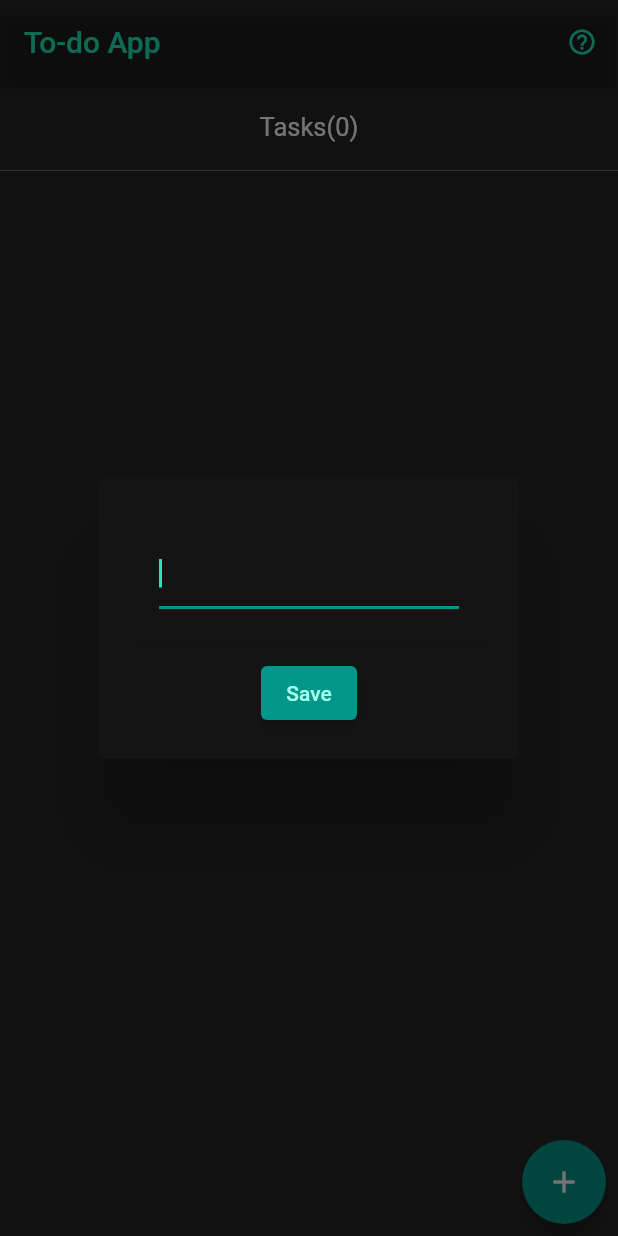
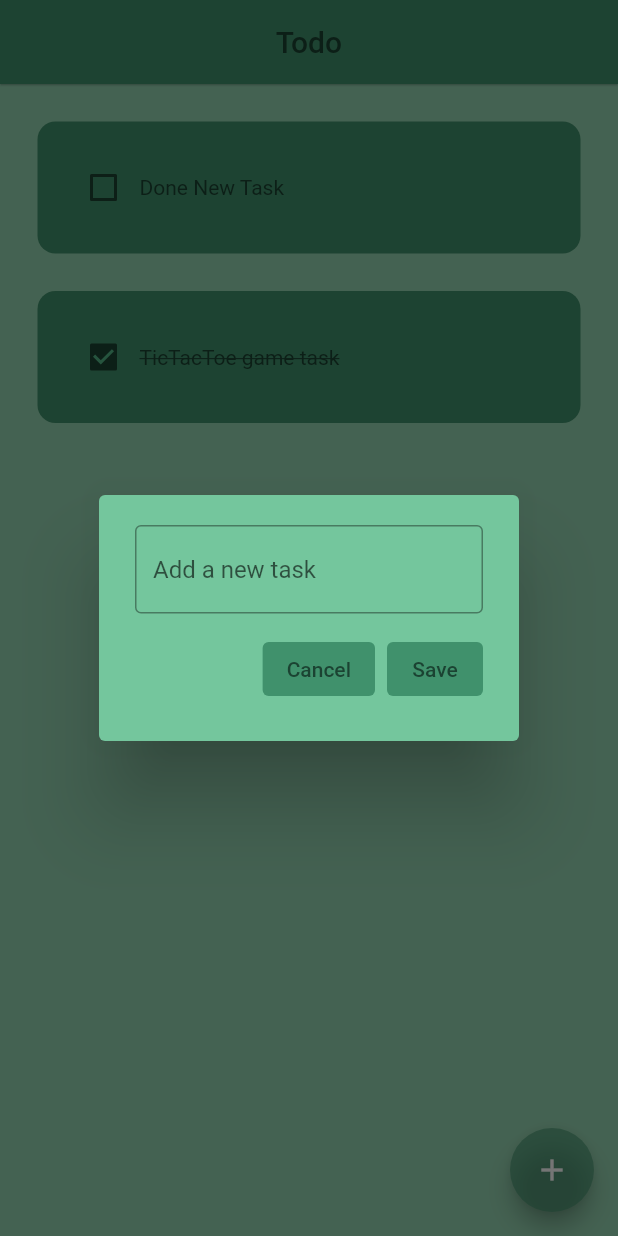
Before and after one commit to abin-ps/Todo-App, a Flutter app: the screen it shows after launch, after a tap on the "add" icon, on a phone screen of 412 x 824 dp. Run offline on Flutter 3.47's test engine with Material 2 defaults, Android fonts, the phone set to English and light mode, and no system bars.

Commit message:
New UI update

```diff
--- a/lib/main.dart
+++ b/lib/main.dart
@@ -1,22 +1,20 @@
 import 'package:flutter/material.dart';
-import 'package:todo_app/pages/homePage.dart';
+import 'package:todo_app/view/task_page.dart';
+import 'package:todo_app/themes/theme.dart';
 
 void main() {
-  runApp(TodoApp());
+  runApp(const TodoApp());
 }
 
+// Todo App
 class TodoApp extends StatelessWidget {
   const TodoApp({super.key});
 
   @override
   Widget build(BuildContext context) {
     return MaterialApp(
-        theme: ThemeData(
-          primarySwatch: Colors.teal,
-          primaryColor: Colors.teal.shade400,
-          //backgroundColor: Color.fromARGB(221, 5, 5, 5),
-        ),
-        debugShowCheckedModeBanner: false,
-        home: HomePage());
+      theme: ThemeData(primarySwatch: secColor),
+      home:  TaskPage(),
+    );
   }
 }
--- a/lib/pages/homePage.dart
+++ /dev/null
@@ -1,74 +0,0 @@
-import 'package:flutter/material.dart';
-import 'package:todo_app/widgets/taskList.dart';
-
-class HomePage extends StatefulWidget {
-  const HomePage({super.key});
-
-  @override
-  State<HomePage> createState() => _HomePageState();
-}
-
-class _HomePageState extends State<HomePage> {
-  int count = 0;
-  @override
-  Color _primaryColor = Colors.tealAccent.shade400;
-  Widget build(BuildContext context) {
-    return Scaffold(
-      appBar: AppBar(
-        backgroundColor: Color.fromARGB(221, 5, 5, 5),
-        title: Text(
-          "To-do App",
-          style: TextStyle(color: _primaryColor),
-        ),
-        actions: [
-          IconButton(
-            onPressed: () {},
-            icon: Icon(
-              Icons.help_outline_rounded,
-              size: 20,
-              color: _primaryColor,
-            ),
-          )
-        ],
-      ),
-      body: Container(
-        height: MediaQuery.of(context).size.height,
-        width: MediaQuery.of(context).size.width,
-        child: Column(
-          children: [
-            Container(
-              height: MediaQuery.of(context).size.height * 0.07,
-              width: MediaQuery.of(context).size.width,
-              color: Color.fromARGB(221, 5, 5, 5),
-              child: Center(
-                child: Text(
-                  "Tasks($count)",
-                  style: TextStyle(color: Colors.white, fontSize: 17),
-                ),
-              ),
-            ),
-            Expanded(
-                child: Container(
-              height: MediaQuery.of(context).size.height * 0.99,
-              width: MediaQuery.of(context).size.width,
-              child: TaskList(),
-            )),
-            // Container(
-            //   color: Colors.blueAccent,
-            //   height: MediaQuery.of(context).size.height * 0.05,
-            //   width: MediaQuery.of(context).size.width,
-            //   child: GestureDetector(
-            //     child: Icon(
-            //       Icons.add,
-            //       size: 25,
-            //       color: _primaryColor,
-            //     ),
-            //     onTap: (){},
-            //   ),
-            // )
-          ],
-        ),
-      ),
-    );
-  }
-}
--- /dev/null
+++ b/lib/themes/theme.dart
@@ -0,0 +1,20 @@
+import 'package:flutter/material.dart';
+
+Map<int, Color> greenColor =
+{
+50: const Color.fromRGBO(64,145,108, .1),
+100:const Color.fromRGBO(64,145,108, .2),
+200:const Color.fromRGBO(64,145,108, .3),
+300:const Color.fromRGBO(64,145,108, .4),
+400:const Color.fromRGBO(64,145,108, .5),
+500:const Color.fromRGBO(64,145,108, .6),
+600:const Color.fromRGBO(64,145,108, .7),
+700:const Color.fromRGBO(64,145,108, .8),
+800:const Color.fromRGBO(64,145,108, .9),
+900:const Color.fromRGBO(64,145,108, 1),
+};
+const primColor = Color(0xff95d5b2);
+MaterialColor secColor = MaterialColor(0xFF40916c, greenColor);
+const accentColor = Color(0xFF1b4332);
+const checkBoxColor = Color(0xff52B788);
+const dilogBg = Color(0xFF74C69D);
--- /dev/null
+++ b/lib/utils/dialog_box.dart
@@ -0,0 +1,38 @@
+import 'package:flutter/material.dart';
+import 'package:todo_app/themes/theme.dart';
+import 'package:todo_app/utils/my_button.dart';
+
+class DialogBox extends StatelessWidget {
+   DialogBox({super.key, required this.controller, required this.onSave, required this.onCancel});
+  final TextEditingController controller;
+  VoidCallback onSave;
+  VoidCallback onCancel;
+
+  @override
+  Widget build(BuildContext context) {
+    return AlertDialog(
+      backgroundColor: dilogBg,
+      content: SizedBox(
+        height: 120,
+        child: Column(
+          mainAxisAlignment: MainAxisAlignment.spaceBetween,
+          children: [
+             TextField(
+              controller: controller,
+              decoration: const InputDecoration(
+                  hintText: "Add a new task", border: OutlineInputBorder(),),
+            ),
+            Row(
+              mainAxisAlignment: MainAxisAlignment.end,
+              children: [
+                MyButton(buttonText: "Cancel", onPressed: onCancel),
+                const SizedBox(width: 8,),
+                MyButton(buttonText: "Save", onPressed: onSave),
+              ],
+            )
+          ],
+        ),
+      ),
+    );
+  }
+}
--- /dev/null
+++ b/lib/utils/my_button.dart
@@ -0,0 +1,16 @@
+import 'package:flutter/material.dart';
+import 'package:todo_app/themes/theme.dart';
+
+class MyButton extends StatelessWidget {
+   MyButton({super.key, required this.buttonText, required this.onPressed});
+  final String buttonText;
+  VoidCallback onPressed;
+  @override
+  Widget build(BuildContext context) {
+    return ElevatedButton(
+      style: ElevatedButton.styleFrom(elevation: 0),
+      child: Text(buttonText,style: TextStyle(color: accentColor),),
+      onPressed: onPressed,
+    );
+  }
+}
--- /dev/null
+++ b/lib/utils/todo_tile.dart
@@ -0,0 +1,46 @@
+import 'package:flutter/material.dart';
+import 'package:todo_app/themes/theme.dart';
+
+class TodoTile extends StatelessWidget {
+  TodoTile(
+      {super.key,
+      required this.taskName,
+      this.taskCompleted = false,
+      required this.onChanged});
+
+  final String taskName;
+  bool taskCompleted;
+  final Function(bool?)? onChanged;
+
+  @override
+  Widget build(BuildContext context) {
+    return Padding(
+      padding: const EdgeInsets.fromLTRB(25, 25, 25, 0),
+      child: Container(
+        padding: const EdgeInsets.all(20),
+        decoration: BoxDecoration(
+          color: secColor,
+          borderRadius: BorderRadius.circular(12),
+        ),
+        child: Row(
+          children: [
+            Checkbox(
+              value: taskCompleted,
+              onChanged: onChanged,
+              activeColor: accentColor,
+              checkColor: checkBoxColor,
+            ),
+            Text(
+              taskName,
+              style: TextStyle(
+                  color: accentColor,
+                  decoration: taskCompleted
+                      ? TextDecoration.lineThrough
+                      : TextDecoration.none),
+            ),
+          ],
+        ),
+      ),
+    );
+  }
+}
--- /dev/null
+++ b/lib/view/task_page.dart
@@ -0,0 +1,78 @@
+import 'package:flutter/material.dart';
+import 'package:todo_app/themes/theme.dart';
+import 'package:todo_app/utils/dialog_box.dart';
+import 'package:todo_app/utils/todo_tile.dart';
+
+class TaskPage extends StatefulWidget {
+  TaskPage({super.key});
+
+  @override
+  State<TaskPage> createState() => _TaskPageState();
+}
+
+class _TaskPageState extends State<TaskPage> {
+  List<dynamic> toDoList = [
+    ["Done New Task", false],
+    ["TicTacToe game task", true],
+  ];
+  final newTaskController = TextEditingController();
+
+  @override
+  Widget build(BuildContext context) {
+    return Scaffold(
+        backgroundColor: primColor,
+        appBar: AppBar(
+          title: const Text(
+            "Todo",
+            style: TextStyle(color: accentColor),
+          ),
+          centerTitle: true,
+          elevation: .5,
+        ),
+        floatingActionButton: FloatingActionButton(
+          child: const Icon(Icons.add),
+          onPressed: createNewTask,
+        ),
+        body: ListView.builder(
+          itemCount: toDoList.length,
+          itemBuilder: (context, index) => TodoTile(
+            taskName: toDoList[index][0],
+            taskCompleted: toDoList[index][1],
+            onChanged: (value) => checkBoxChanged(value, index),
+          ),
+        ),);
+  }
+
+  // checkbox tapped
+  void checkBoxChanged(bool? value, int index) {
+    setState(() {
+      toDoList[index][1] = !toDoList[index][1];
+    });
+  }
+
+// creating new task
+  createNewTask() {
+    showDialog(
+        context: context,
+        builder: (context) => DialogBox(
+              controller: newTaskController,
+              onSave: saveNewTask,
+              onCancel: () {
+                newTaskController.clear();
+                Navigator.of(context).pop();
+              },
+            ),
+        barrierDismissible: false);
+  }
+
+// add new task to list
+  saveNewTask() {
+    setState(() {
+      toDoList.add(
+        [newTaskController.text, false],
+      );
+    });
+    newTaskController.clear();
+    Navigator.of(context).pop();
+  }
+}
--- a/lib/widgets/taskList.dart
+++ /dev/null
@@ -1,193 +0,0 @@
-import 'package:flutter/foundation.dart';
-import 'package:flutter/material.dart';
-import 'package:flutter/services.dart';
-import 'package:todo_app/widgets/tasks.dart';
-
-class TaskList extends StatefulWidget {
-  const TaskList({super.key});
-
-  @override
-  State<TaskList> createState() => _TaskListState();
-}
-
-class _TaskListState extends State<TaskList> {
-  List<Tasks> tasksList = [];
-  TextStyle taskStyle =
-      TextStyle(color: Colors.white, fontSize: 18, fontWeight: FontWeight.w300);
-
-  TextEditingController taskController = TextEditingController();
-
-  @override
-  Widget build(BuildContext context) {
-    return Scaffold(
-      body: _buildTodoList(),
-    );
-  }
-
-  Widget _buildTodoList() {
-    return Container(
-      color: Color.fromARGB(221, 5, 5, 5),
-      child: Stack(
-        children: [
-          Container(
-            //color: Color.fromARGB(221, 5, 5, 5),
-            child: tasksList.isNotEmpty
-                ? ListView.builder(
-                    itemCount: tasksList.length,
-                    itemBuilder: (context, index) {
-                      return Container(
-                        child: Row(
-                          children: [
-                            Flexible(
-                              child: GestureDetector(
-                                child: ListTile(
-                                    leading: taskIcon(index),
-                                    title: taskTitle(index)),
-                                onTap: () {
-                                  setState(() {
-                                    tasksList[index].isDone =
-                                        !tasksList[index].isDone;
-                                  });
-                                },
-                              ),
-                            ),
-                            Container(
-                              width: MediaQuery.of(context).size.width * .04,
-                              child: Center(
-                                child: TextButton(
-                                  child: Center(
-                                      child: Text(
-                                    ".",
-                                    style: taskStyle,
-                                  )),
-                                  onPressed: () {
-                                    newTask(
-                                        context: context,
-                                        index: index,
-                                        isEdit: !tasksList[index].isEdit,
-                                        task: tasksList[index].title);
-                                  },
-                                ),
-                              ),
-                            ),
-                          ],
-                        ),
-                      );
-                    },
-                  )
-                : Container(
-                    child: Center(
-                        child: Text(
-                    "Click Plus button to add new task",
-                    style: taskStyle,
-                  ))),
-          ),
-          Padding(
-            padding: const EdgeInsets.all(8.0),
-            child: Align(
-              alignment: Alignment.bottomRight,
-              child: FloatingActionButton(
-                onPressed: () {
-                  taskController.clear();
-                  newTask(context: context);
-                },
-                child: Icon(Icons.add),
-                backgroundColor: Colors.teal,
-              ),
-            ),
-          )
-        ],
-      ),
-    );
-  }
-
-  Widget taskIcon(int index) {
-    return Icon(
-      tasksList[index].isDone
-          ? Icons.check_box_outlined
-          : Icons.check_box_outline_blank,
-      color: Colors.tealAccent.shade400,
-    );
-  }
-
-  Widget taskTitle(int index) => Text(
-        tasksList[index].title,
-        style: tasksList[index].isDone
-            ? const TextStyle(
-                color: Colors.grey,
-                decoration: TextDecoration.lineThrough,
-              )
-            : const TextStyle(
-                color: Colors.white,
-              ),
-      );
-
-  newTask(
-      {String task = "",
-      bool isEdit = false,
-      int index = 0,
-      required BuildContext context}) {
-    return showDialog(
-      // barrierColor: Colors.black,
-        context: context,
-        builder: (BuildContext contextt) {
-          isEdit ? taskController.text = task : null;
-          return AlertDialog(
-            backgroundColor: Color.fromARGB(255, 20, 20, 20),
-            title: Column(
-              children: [
-                Container(
-                  width:  (defaultTargetPlatform == TargetPlatform.windows || defaultTargetPlatform == TargetPlatform.macOS)?  MediaQuery.of(context).size.width * .2 :  null,
-                  padding: EdgeInsets.all(16),
-                  child: TextField(
-                    controller: taskController,
-                    style: TextStyle(
-                      color: Colors.white
-                    ),
-                    cursorColor: Colors.tealAccent.shade400,
-                    autofocus: true,
-                    //maxLength: 25,
-//maxLines: 3,
-                    maxLengthEnforcement: MaxLengthEnforcement.truncateAfterCompositionEnds,
-                    onSubmitted: (value) {
-                      isEdit ? _saveEditedTask(index) : _saveNewTask();
-                    },
-                  ),
-                ),
-                Divider(),
-                ElevatedButton(
-                  onPressed: () =>
-                      isEdit ? _saveEditedTask(index) : _saveNewTask(),
-                  child: Text(
-                    "Save",
-                    style: TextStyle(color: Colors.tealAccent.shade100),
-                  ),
-                ),
-              ],
-            ),
-          );
-        });
-  }
-
-//*save new task
-  _saveNewTask() {
-    (taskController.text != "")
-        ? setState(() {
-            tasksList.add(Tasks(title: taskController.text));
-            taskController.clear();
-            Navigator.pop(context);
-          })
-        : Navigator.pop(context);
-  }
-
-//*edit excisting task
-  _saveEditedTask(int index) {
-    (taskController.text != "")
-        ? setState(() {
-            tasksList[index].title = taskController.text;
-            taskController.clear();
-            Navigator.pop(context);
-          })
-        : Navigator.pop(context);
-  }
-}
--- a/lib/widgets/tasks.dart
+++ /dev/null
@@ -1,8 +0,0 @@
-import 'package:flutter/material.dart';
-
-class Tasks{
-  Tasks({required this.title,this.isDone = false, this.isEdit=false});
-  String title;
-  bool isDone;
-  bool isEdit;
-}
```
Also changed, not shown: 1 other file.
